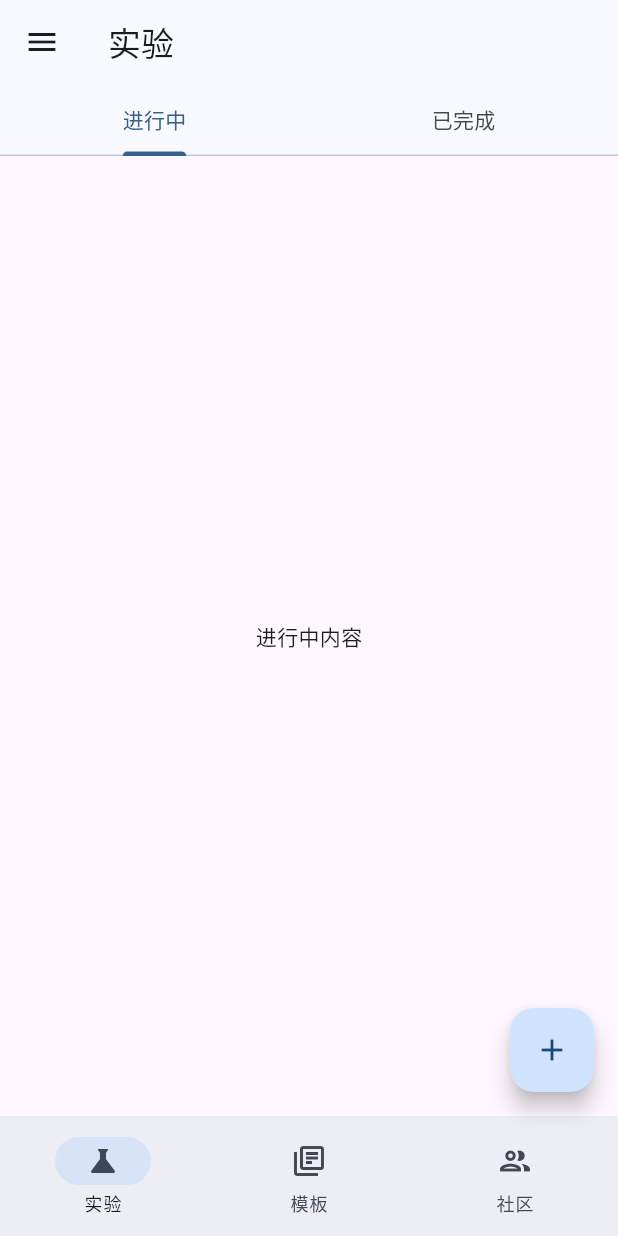
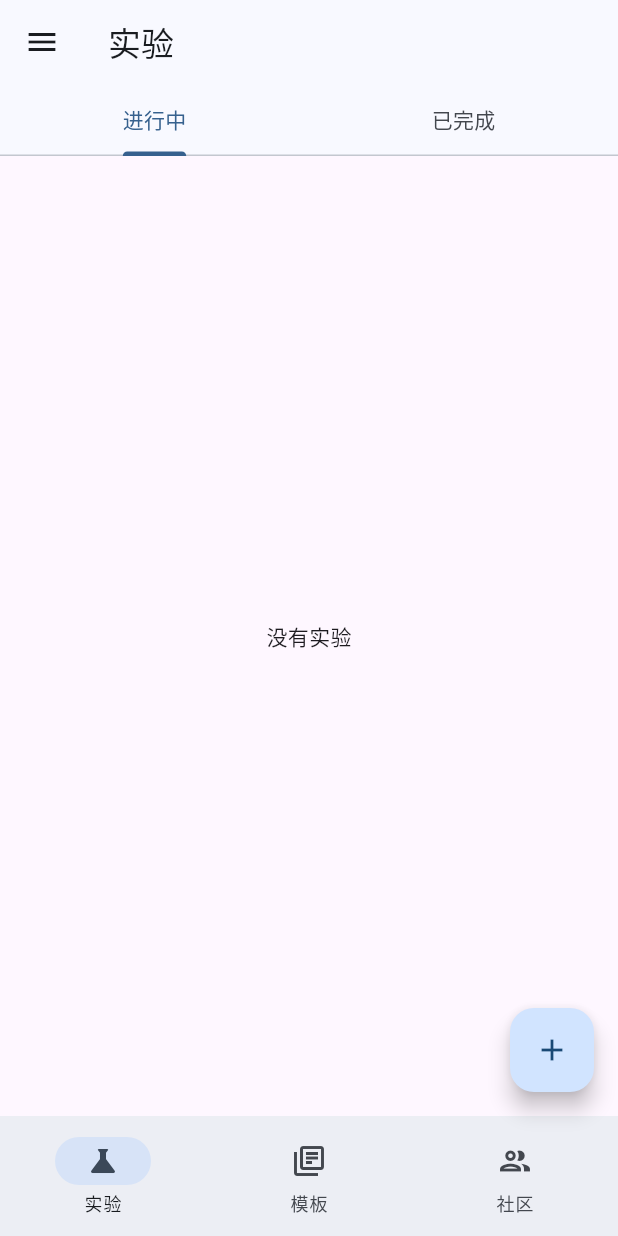
Before and after one commit to derec30240/XperiNote, a Flutter app: the screen it shows after launch, after a tap on the "menu" icon, after a tap on the "add" icon, on a phone screen of 412 x 824 dp. Run offline on Flutter 3.47's test engine with Material 3 defaults, Android fonts, the light colour scheme and no system bars; our stand-ins replace get, hive, hive_flutter, shared_preferences; accounts and stored records are empty.

Commit message:
feat(experiment): 实现实验列表核心功能与Hive集成
- 新增Experiment数据模型及相关Hive适配器
  - 定义@HiveType模型类结构
  - 生成ExperimentAdapter序列化逻辑
- 实现GetX实验控制器
  - 完成状态管理（进行中/已完成分类）
  - 集成Hive数据持久化
- 构建双选项卡视图界面
  - 卡片式实验记录展示（标题/进度/日期）
  - 空状态提示组件
- 增强错误处理机制
  - 统一异常捕获与Snackbar提示
  - 数据加载失败重试功能
- 配置依赖注入绑定
  - 注册HiveAdapter至GetX容器
  - 初始化实验数据仓库

```diff
--- /dev/null
+++ b/lib/data/controllers/experiment_controller.dart
@@ -0,0 +1,45 @@
+import 'package:get/get.dart';
+import 'package:xperinote/data/models/experiment_model.dart';
+import 'package:xperinote/data/repositories/experiment_repository.dart';
+
+class ExperimentController extends GetxController {
+  final ExperimentRepository _repository;
+  final Rx<AsyncStatus> _status = AsyncStatus.loading.obs;
+  final RxList<Experiment> _experiments = <Experiment>[].obs;
+
+  ExperimentController(this._repository);
+
+  AsyncStatus get status => _status.value;
+  List<Experiment> get experiments => _experiments.toList();
+  List<Experiment> get ongoingExperiments =>
+      _experiments.where((experiment) => experiment.status == ExperimentStatus.ongoing).toList();
+  List<Experiment> get completedExperiments =>
+      _experiments.where((experiment) => experiment.status == ExperimentStatus.completed).toList();
+
+  @override
+  void onInit() {
+    super.onInit();
+    _loadExperiments();
+  }
+
+  Future<void> _loadExperiments() async {
+    _status.value = AsyncStatus.loading;
+    try {
+      final result = await _repository.getAllExperiments();
+      _experiments.assignAll(result);
+      _status.value = AsyncStatus.success;
+    } catch (e) {
+      _status.value = AsyncStatus.error;
+      Get.snackbar('错误', '数据加载失败: ${e.toString()}');
+    } finally {
+      update();
+    }
+  }
+}
+
+void setupExperimentDependencies() {
+  Get.lazyPut<ExperimentRepository>(() => HiveExperimentRepository());
+  Get.lazyPut<ExperimentController>(() => ExperimentController(Get.find<ExperimentRepository>()));
+}
+
+enum AsyncStatus { loading, success, error }
--- /dev/null
+++ b/lib/data/models/experiment_model.dart
@@ -0,0 +1,36 @@
+import 'package:hive/hive.dart';
+part 'experiment_model.g.dart';
+
+@HiveType(typeId: 1)
+class Experiment {
+  @HiveField(0)
+  final String id;
+
+  @HiveField(1)
+  final String title;
+
+  @HiveField(2)
+  final DateTime startTime;
+
+  @HiveField(3)
+  final ExperimentStatus status;
+
+  @HiveField(4)
+  final int progress;
+
+  Experiment({
+    required this.id,
+    required this.title,
+    required this.startTime,
+    this.status = ExperimentStatus.ongoing,
+    this.progress = 0,
+  });
+}
+
+@HiveType(typeId: 2)
+enum ExperimentStatus {
+  @HiveField(0)
+  ongoing,
+  @HiveField(1)
+  completed,
+}
--- a/lib/main.dart
+++ b/lib/main.dart
@@ -1,15 +1,30 @@
 import 'package:flutter/material.dart';
 import 'package:get/get.dart';
+import 'package:hive/hive.dart';
+import 'package:hive_flutter/hive_flutter.dart';
 import 'package:shared_preferences/shared_preferences.dart';
 import 'package:xperinote/app/theme/app_theme.dart';
 import 'package:xperinote/data/controllers/settings_controller.dart';
-
+import 'package:xperinote/data/controllers/experiment_controller.dart';
+import 'package:xperinote/data/models/experiment_model.dart';
+import 'package:xperinote/data/repositories/experiment_repository.dart';
 import 'app/routes/app_pages.dart';
 import 'app/routes/app_routes.dart';
+
 void main() async {
   WidgetsFlutterBinding.ensureInitialized();
   await Get.putAsync(() => SharedPreferences.getInstance());
   Get.putAsync(() => SharedPreferences.getInstance());
+
+  await Hive.initFlutter();
+  Hive.registerAdapter(ExperimentAdapter());
+  await Hive.openBox<Experiment>('experimentBox');
+
+  Get.put<ExperimentRepository>(HiveExperimentRepository(), permanent: true);
+  Get.put<ExperimentController>(
+    ExperimentController(Get.find<ExperimentRepository>()),
+    permanent: true,
+  );
 
   runApp(MainApp());
 }
@@ -21,7 +36,8 @@ class MainApp extends StatelessWidget {
 
   @override
   Widget build(BuildContext context) {
-    return Obx(() => GetMaterialApp(
+    return Obx(
+      () => GetMaterialApp(
         title: 'XperiNote',
         theme: AppTheme.lightTheme(_settings.primaryColor),
         darkTheme: AppTheme.darkTheme(_settings.primaryColor),
@@ -29,6 +45,7 @@ class MainApp extends StatelessWidget {
         initialRoute: AppRoutes.home,
         getPages: AppPages.pages,
         debugShowCheckedModeBanner: false,
-    ));
+      ),
+    );
   }
 }
--- a/lib/modules/experiment/experiment_view.dart
+++ b/lib/modules/experiment/experiment_view.dart
@@ -1,7 +1,12 @@
 import 'package:flutter/material.dart';
+import 'package:get/state_manager.dart';
+import 'package:get/get.dart';
+import 'package:xperinote/data/controllers/experiment_controller.dart';
+import 'package:xperinote/data/models/experiment_model.dart';
+import 'package:xperinote/modules/experiment/widgets/experiment_card.dart';
 
-class ExperimentView extends StatelessWidget {
-  const ExperimentView({super.key});
+class ExperimentView extends GetView<ExperimentController> {
+  ExperimentView({super.key});
 
   @override
   Widget build(BuildContext context) {
@@ -16,20 +21,39 @@ class ExperimentView extends StatelessWidget {
             },
           ),
           title: Text('实验'),
-          bottom: TabBar(
-            tabs: const [
-              Tab(text: '进行中'),
-              Tab(text: '已完成'),
-            ],
-          ),
+          bottom: TabBar(tabs: const [Tab(text: '进行中'), Tab(text: '已完成')]),
         ),
-        body: TabBarView(
-          children: const [
-            Center(child: Text('进行中内容')),
-            Center(child: Text('已完成内容')),
-          ],
-        ),
+        body: _buildContent(),
       ),
     );
   }
+
+  Widget _buildContent() {
+    return switch (controller.status) {
+      AsyncStatus.loading => const Center(child: CircularProgressIndicator()),
+      AsyncStatus.success => TabBarView(
+        children: [
+          _buildExperimentList(controller.ongoingExperiments),
+          _buildExperimentList(controller.completedExperiments),
+        ],
+      ),
+      AsyncStatus.error => _buildErrorState(),
+    };
+  }
+
+  Widget _buildExperimentList(List<Experiment> experiments) {
+    if (experiments.isEmpty) {
+      return const Center(child: Text('没有实验'));
+    }
+    return ListView.builder(
+      itemCount: experiments.length,
+      itemBuilder: (context, index) {
+        return ExperimentCard(experiment: experiments[index]);
+      },
+    );
+  }
+
+  Widget _buildErrorState() {
+    return const Center(child: Text('数据加载失败'));
+  }
 }
--- a/pubspec.yaml
+++ b/pubspec.yaml
@@ -11,11 +11,16 @@ dependencies:
     sdk: flutter
   get: ^4.6.6
   shared_preferences: ^2.2.2
+  hive: ^2.2.3
+  hive_flutter: ^1.1.0
+  intl: ^0.18.1
 
 dev_dependencies:
   flutter_test:
     sdk: flutter
   flutter_lints: ^5.0.0
+  build_runner: ^2.0.6
+  hive_generator: ^2.0.1
 
 flutter:
   uses-material-design: true
```
Also changed, not shown: lib/data/repositories/experiment_repository.dart (added, +76 -0 lines), lib/modules/experiment/widgets/experiment_card.dart (added, +71 -0 lines), lib/data/models/experiment_model.g.dart (added). Lines whose indentation alone changed are shown as unchanged.
